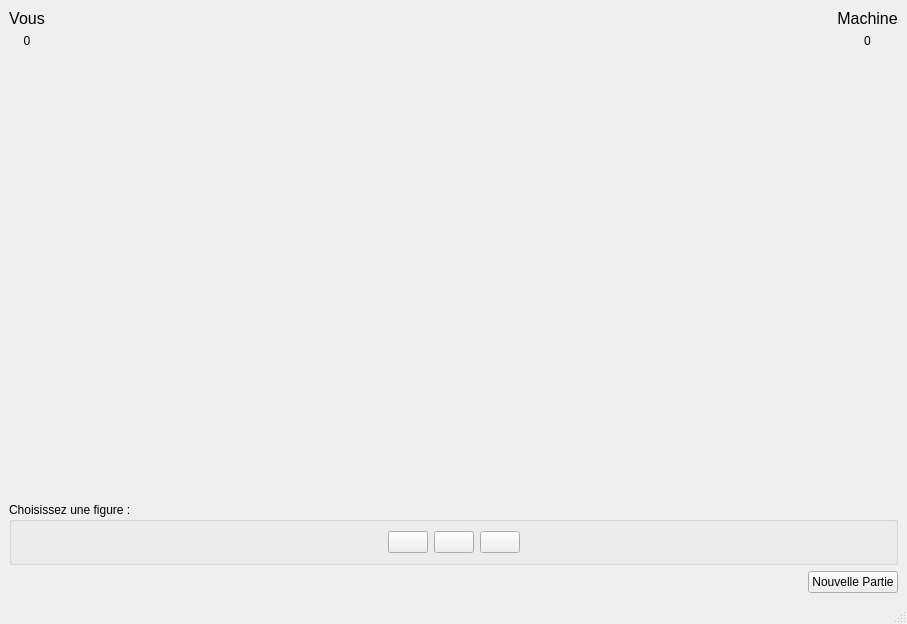
Before: the Qt Designer form chifoumivue.ui in BenjaminPeyre/Chifoumi-InterfaceGraphiqueQt, drawn with Qt 5.
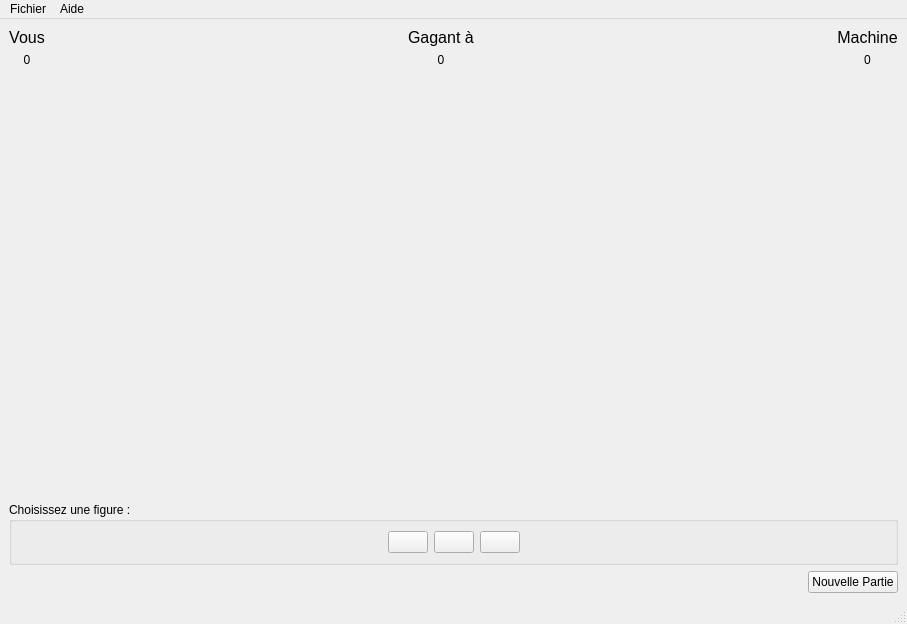
After: the same form once the commit is applied. Icons and pictures are not drawn.

The edit to the form file:
```diff
--- a/chifoumivue.ui
+++ b/chifoumivue.ui
@@ -102,6 +102,28 @@
           </item>
           <item>
            <layout class="QVBoxLayout" name="verticalLayout_3">
+            <item>
+             <widget class="QLabel" name="label">
+              <property name="font">
+               <font>
+                <pointsize>12</pointsize>
+               </font>
+              </property>
+              <property name="text">
+               <string>Gagant à</string>
+              </property>
+             </widget>
+            </item>
+            <item>
+             <widget class="QLabel" name="labelNbrPointPourGagne">
+              <property name="text">
+               <string>0</string>
+              </property>
+              <property name="alignment">
+               <set>Qt::AlignCenter</set>
+              </property>
+             </widget>
+            </item>
             <item>
              <spacer name="verticalSpacer">
               <property name="orientation">
@@ -419,6 +441,20 @@
      <height>20</height>
     </rect>
    </property>
+   <widget class="QMenu" name="menuFichier">
+    <property name="title">
+     <string>Fichier</string>
+    </property>
+    <addaction name="actionQuitter"/>
+   </widget>
+   <widget class="QMenu" name="menuAide">
+    <property name="title">
+     <string>Aide</string>
+    </property>
+    <addaction name="actionA_propos_de"/>
+   </widget>
+   <addaction name="menuFichier"/>
+   <addaction name="menuAide"/>
   </widget>
   <widget class="QStatusBar" name="statusbar"/>
  </widget>
```
Left out of the diff: 16 changed lines with no effect on the pictures.
